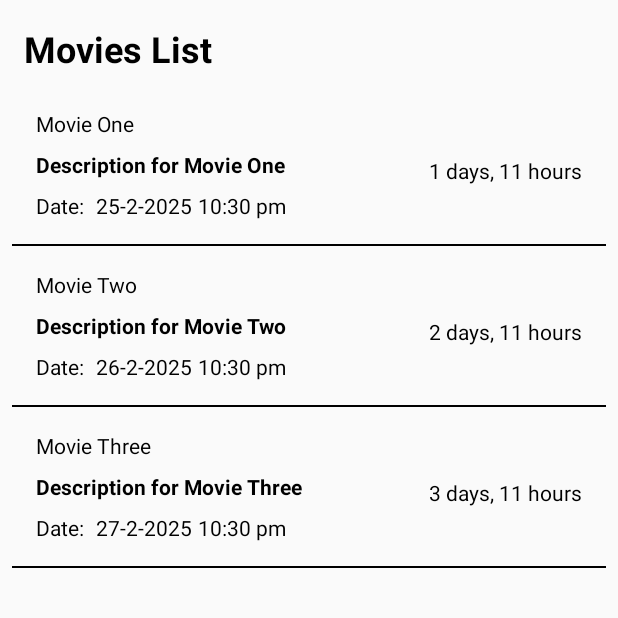
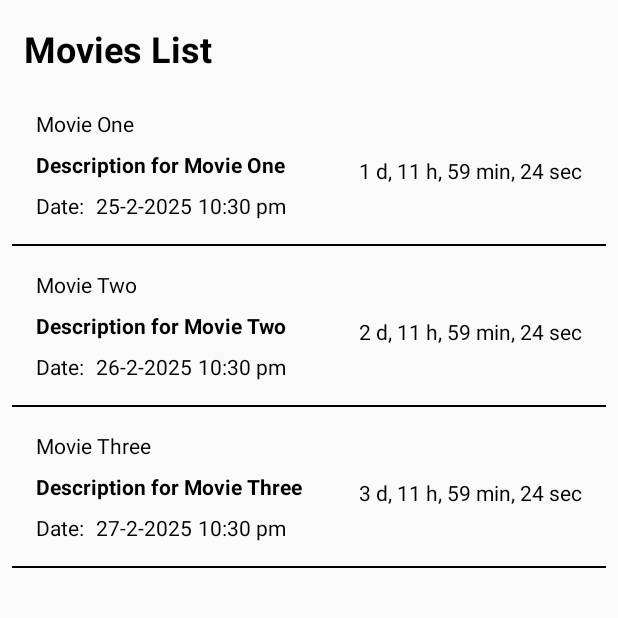
Before and after one commit to ahmed7abib/Utils-App, an Android app built with Jetpack Compose: the ListOfTimersActivity screen opened directly, with no data from a screen before it, on a phone screen of 412 x 824 dp, the top half of it. Run offline under Robolectric (Android 15) with nearby library versions, the phone set to English and light mode, and no system bars.

Commit message:
Finished timers list task

```diff
--- a/app/src/main/java/com/ahmed/habib/utils/list_of_timers/MoviesAdapter.kt
+++ b/app/src/main/java/com/ahmed/habib/utils/list_of_timers/MoviesAdapter.kt
@@ -96,12 +96,25 @@ class MoviesAdapter(private val movies: List<MovieModel>) :
             val hours = (timeInMillis / (1000 * 60 * 60)) % 24
             val days = (timeInMillis / (1000 * 60 * 60 * 24))
 
-            return when {
-                days > 0 -> "$days days, $hours hours"
-                hours > 0 -> "$hours hours, $minutes min"
-                minutes > 0 -> "$minutes min, $seconds sec"
-                else -> "$seconds sec"
+            val timeParts = mutableListOf<String>()
+
+            if (days > 0) {
+                timeParts.add("$days d")
             }
+
+            if (hours > 0) {
+                timeParts.add("$hours h")
+            }
+
+            if (minutes > 0) {
+                timeParts.add("$minutes min")
+            }
+
+            if (seconds > 0) {
+                timeParts.add("$seconds sec")
+            }
+
+            return timeParts.joinToString(", ")
         }
     }
 }
```
